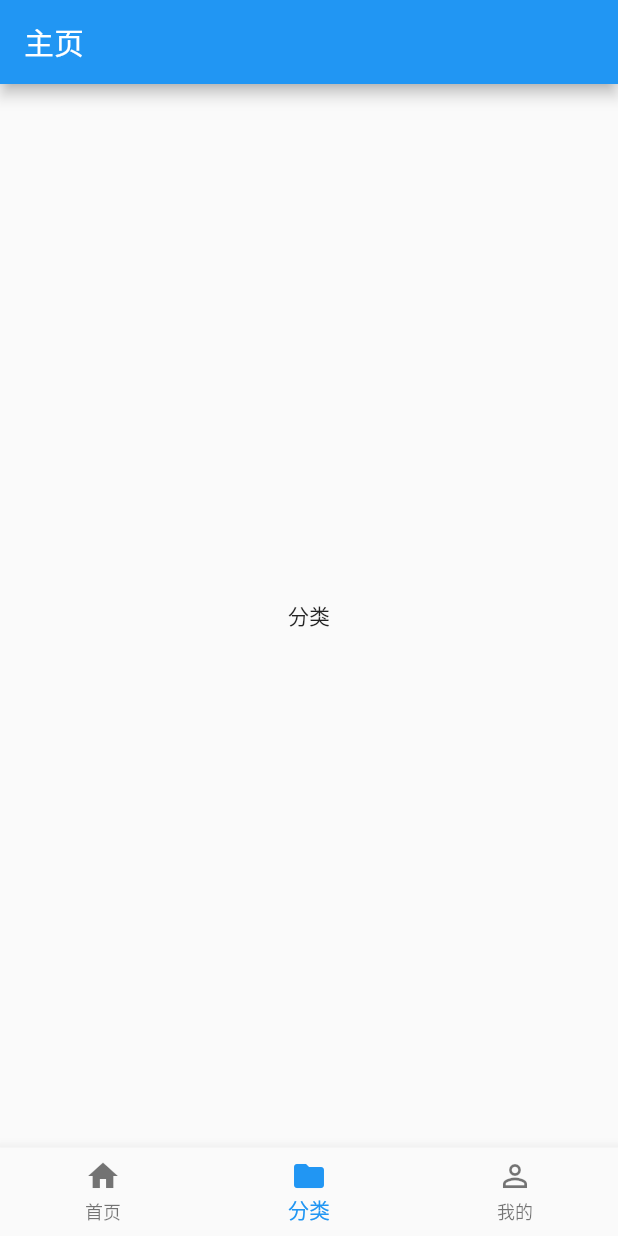
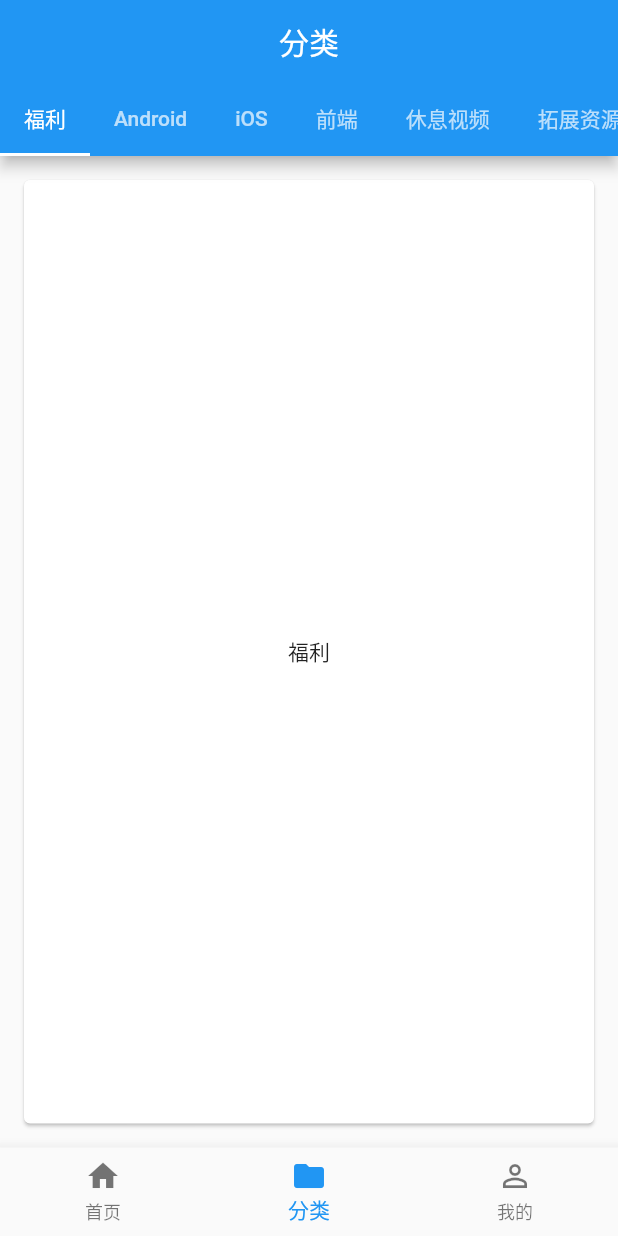
Before and after one commit to fujianlian/GankFlutter, a Flutter app: the screen it shows after launch, item 2 of the bottom bar chosen, on a phone screen of 412 x 824 dp. Run offline on Flutter 3.47's test engine with Material 2 defaults, Android fonts, the phone set to English and light mode, and no system bars.

Commit message:
分类页面tab滑动

```diff
--- a/lib/gank/MainPage.dart
+++ b/lib/gank/MainPage.dart
@@ -44,7 +44,7 @@ class MainPageState extends State<MainPageWidget> {
           style: new TextStyle(color: Colors.blue));
     } else {
       return new Text(appBarTitles[curIndex],
-          style: new TextStyle(color: const Color(0xff888888)));
+          style: new TextStyle(color: const Color(0xdd888888)));
     }
   }
 
@@ -71,9 +71,6 @@ class MainPageState extends State<MainPageWidget> {
     initData();
     // TODO: implement build
     return Scaffold(
-      appBar: new AppBar(
-        title: new Text("主页"),
-      ),
       body: _bodys[_tabIndex],
       bottomNavigationBar: new BottomNavigationBar(
         items: <BottomNavigationBarItem>[
--- a/lib/gank/SortPage.dart
+++ b/lib/gank/SortPage.dart
@@ -1,17 +1,97 @@
 import 'package:flutter/material.dart';
 
-class SortPage extends StatelessWidget {
+class _Page {
+  const _Page({this.icon, this.text});
+
+  final IconData icon;
+  final String text;
+}
+
+const List<String> _allPages = <String>[
+  '福利',
+  'Android',
+  'iOS',
+  '前端',
+  '休息视频',
+  '拓展资源',
+  '瞎推荐',
+  'App'
+];
+
+class SortPage extends StatefulWidget {
+  @override
+  SortPageState createState() => SortPageState();
+}
+
+class SortPageState extends State<SortPage>
+    with SingleTickerProviderStateMixin {
+  TabController _controller;
+  bool _customIndicator = false;
+
+  @override
+  void initState() {
+    super.initState();
+    _controller = TabController(vsync: this, length: _allPages.length);
+  }
+
+  @override
+  void dispose() {
+    _controller.dispose();
+    super.dispose();
+  }
+
+  Decoration getIndicator() {
+    if (!_customIndicator) return const UnderlineTabIndicator();
+    return ShapeDecoration(
+      shape: const StadiumBorder(
+            side: BorderSide(
+              color: Colors.white24,
+              width: 2.0,
+            ),
+          ) +
+          const StadiumBorder(
+            side: BorderSide(
+              color: Colors.transparent,
+              width: 4.0,
+            ),
+          ),
+    );
+  }
+
   @override
   Widget build(BuildContext context) {
-    return new MaterialApp(
-      title: 'Flutter Demo',
-      theme: new ThemeData(
-        primarySwatch: Colors.blue,
+    return Scaffold(
+      appBar: AppBar(
+        title: const Text('分类'),
+        centerTitle: true,
+        bottom: TabBar(
+          controller: _controller,
+          isScrollable: true,
+          indicator: getIndicator(),
+          tabs: _allPages.map<Tab>((String page) {
+            return Tab(text: page);
+          }).toList(),
+        ),
       ),
-      debugShowCheckedModeBanner: false,
-      home: new Scaffold(
-        body: new Center(child:new Text("分类")),
-      ),
+      body: TabBarView(
+          controller: _controller,
+          children: _allPages.map<Widget>((String page) {
+            return SafeArea(
+              top: false,
+              bottom: false,
+              child: Container(
+                key: ObjectKey(page),
+                padding: const EdgeInsets.all(12.0),
+                child: Card(
+                  child: Center(
+                    child: Text(
+                      page
+                    ),
+                  ),
+                ),
+              ),
+            );
+          }).toList()),
     );
   }
 }
```
